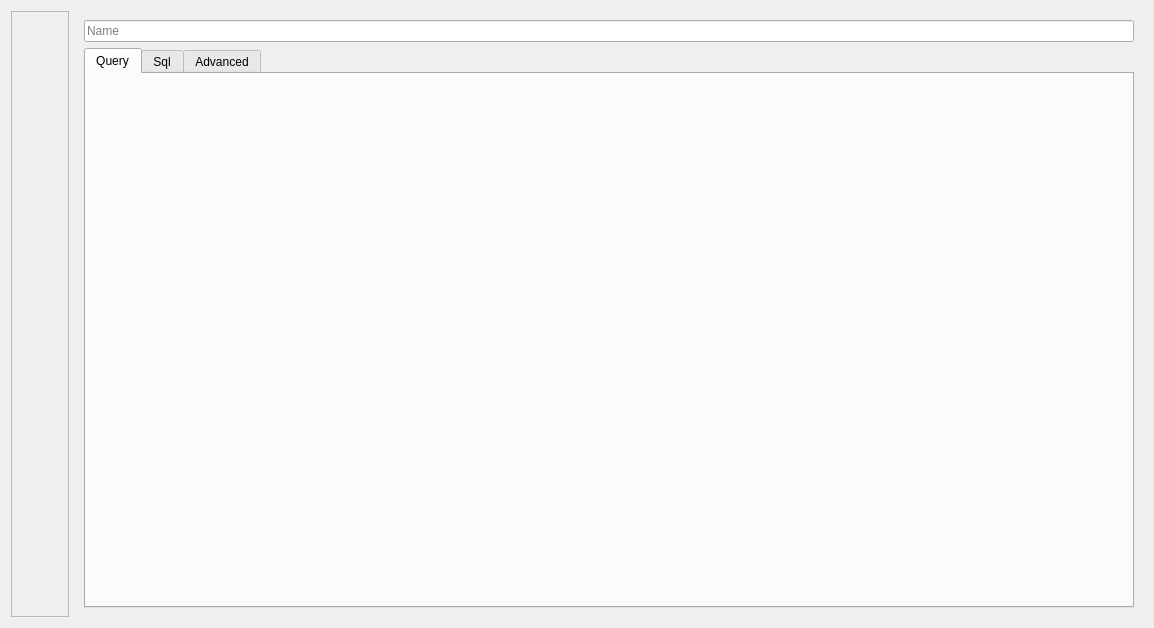
Before: the Qt Designer form NewViewForm.ui in fritzone/ddm, drawn with Qt 5.
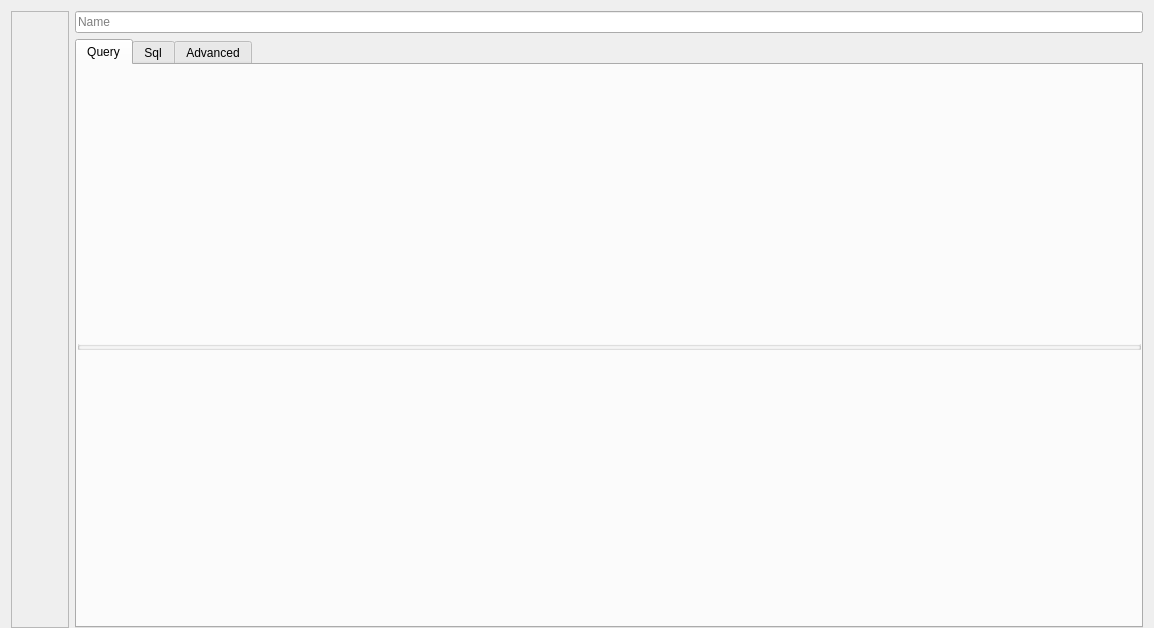
After: the same form once the commit is applied. The open tabs and pages were chosen to show the change. Icons and pictures are not drawn.

Diff of the .ui file:
```diff
--- a/NewViewForm.ui
+++ b/NewViewForm.ui
@@ -14,6 +14,9 @@
    <string>Form</string>
   </property>
   <layout class="QHBoxLayout" name="horizontalLayout_6">
+   <property name="bottomMargin">
+    <number>0</number>
+   </property>
    <item>
     <widget class="QFrame" name="frameForUnlockButton">
      <property name="frameShape">
@@ -111,6 +114,9 @@
       <number>1</number>
      </property>
      <layout class="QVBoxLayout" name="verticalLayout_6">
+      <property name="margin">
+       <number>0</number>
+      </property>
       <item>
        <widget class="QLineEdit" name="txtViewName">
         <property name="toolTip">
@@ -131,23 +137,32 @@
           <string>Query</string>
          </attribute>
          <layout class="QHBoxLayout" name="horizontalLayout_3">
+          <property name="spacing">
+           <number>0</number>
+          </property>
+          <property name="margin">
+           <number>0</number>
+          </property>
           <item>
-           <widget class="QFrame" name="frame">
+           <widget class="QGroupBox" name="groupBox">
             <property name="minimumSize">
              <size>
               <width>500</width>
               <height>0</height>
              </size>
             </property>
+            <property name="flat">
+             <bool>true</bool>
+            </property>
             <layout class="QVBoxLayout" name="verticalLayout">
              <property name="spacing">
-              <number>6</number>
+              <number>0</number>
              </property>
              <property name="sizeConstraint">
               <enum>QLayout::SetMinAndMaxSize</enum>
              </property>
              <property name="margin">
-              <number>9</number>
+              <number>0</number>
              </property>
             </layout>
            </widget>
```
Left out of the diff: 22 changed lines with no effect on the pictures.
